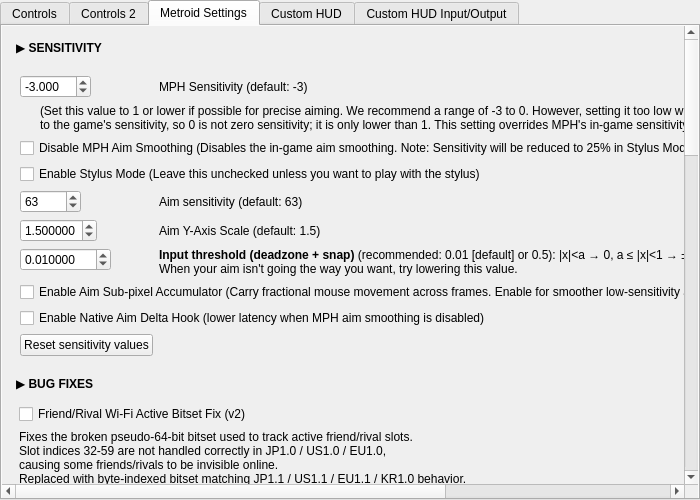
Above: src/frontend/qt_sdl/InputConfig/MelonPrimeInputConfig.ui from melonDS-emu/melonDS before the change. Below: the same form after it.
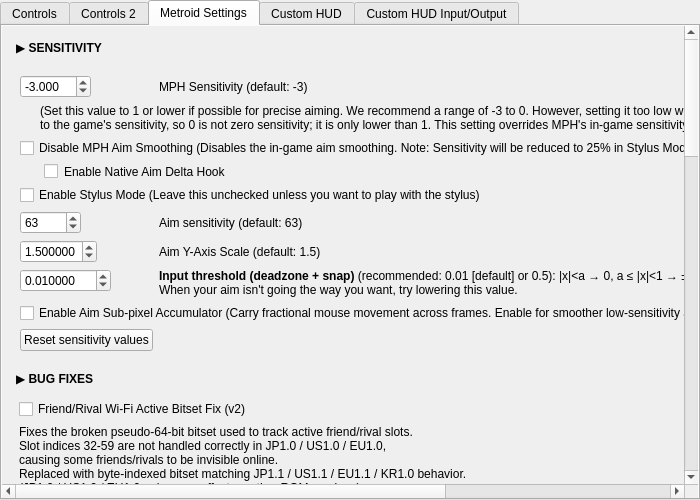
That is the form after the change. The open tabs and pages were chosen to show the change.

Commit message: adding aim hook

Patch:
```diff
--- a/src/frontend/qt_sdl/InputConfig/MelonPrimeInputConfig.ui
+++ b/src/frontend/qt_sdl/InputConfig/MelonPrimeInputConfig.ui
@@ -115,11 +115,17 @@
 											</widget>
 										</item>
 										<item row="3" column="0" colspan="2">
+											<widget class="QCheckBox" name="cbMetroidEnableNativeAimDeltaHook">
+												<property name="text"><string>Enable Native Aim Delta Hook</string></property>
+												<property name="styleSheet"><string>QCheckBox { margin-left: 24px; }</string></property>
+											</widget>
+										</item>
+										<item row="4" column="0" colspan="2">
 											<widget class="QCheckBox" name="cbMetroidEnableStylusMode">
 												<property name="text"><string>Enable Stylus Mode (Leave this unchecked unless you want to play with the stylus)</string></property>
 											</widget>
 										</item>
-										<item row="4" column="0">
+										<item row="5" column="0">
 											<widget class="QSpinBox" name="metroidAimSensitvitySpinBox">
 												<property name="minimum">
 													<number>0</number>
@@ -132,14 +138,14 @@
 												</property>
 											</widget>
 										</item>
-										<item row="4" column="1">
+										<item row="5" column="1">
 											<widget class="QLabel" name="metroidAimSensitvityLabel">
 												<property name="text">
 													<string>Aim sensitivity (default: 63)</string>
 												</property>
 											</widget>
 										</item>
-										<item row="5" column="0">
+										<item row="6" column="0">
 											<widget class="QDoubleSpinBox" name="metroidAimYAxisScaleSpinBox">
 												<property name="minimum">
 													<double>0.000001</double>
@@ -158,14 +164,14 @@
 												</property>
 											</widget>
 										</item>
-										<item row="5" column="1">
+										<item row="6" column="1">
 											<widget class="QLabel" name="metroidAimYAxisScaleLabel">
 												<property name="text">
 													<string>Aim Y-Axis Scale (default: 1.5)</string>
 												</property>
 											</widget>
 										</item>
-										<item row="6" column="0">
+										<item row="7" column="0">
 											<widget class="QDoubleSpinBox" name="metroidAimAdjustSpinBox">
 												<property name="minimum">
 													<double>0.000000</double>
@@ -184,23 +190,18 @@
 												</property>
 											</widget>
 										</item>
-										<item row="6" column="1">
+										<item row="7" column="1">
 											<widget class="QLabel" name="metroidAimAdjustLabel">
 												<property name="text">
 													<string notr="true">&lt;html&gt;&lt;head/&gt;&lt;body&gt;&lt;p&gt;&lt;b&gt;Input threshold (deadzone + snap)&lt;/b&gt; (recommended: 0.01 [default] or 0.5): |x|&amp;lt;a → 0, a ≤ |x|&amp;lt;1 → ±1, |x|≥1 → as is (a=0: off = all values under 1 ignored, no snap)&lt;br/&gt;When your aim isn't going the way you want, try lowering this value.&lt;/p&gt;&lt;/body&gt;&lt;/html&gt;</string>
 												</property>
 											</widget>
 										</item>
-										<item row="7" column="0" colspan="2">
+										<item row="8" column="0" colspan="2">
 											<widget class="QCheckBox" name="cbMetroidEnableAimAccumulator">
 												<property name="text"><string>Enable Aim Sub-pixel Accumulator (Carry fractional mouse movement across frames. Enable for smoother low-sensitivity aiming)</string></property>
 											</widget>
 										</item>
-										<item row="8" column="0" colspan="2">
-											<widget class="QCheckBox" name="cbMetroidEnableNativeAimDeltaHook">
-												<property name="text"><string>Enable Native Aim Delta Hook (lower latency when MPH aim smoothing is disabled)</string></property>
-											</widget>
-										</item>
 										<item row="9" column="0">
 											<widget class="QPushButton" name="metroidResetSensitivityValues">
 												<property name="text">
```
The commit also changes 5 other files.
